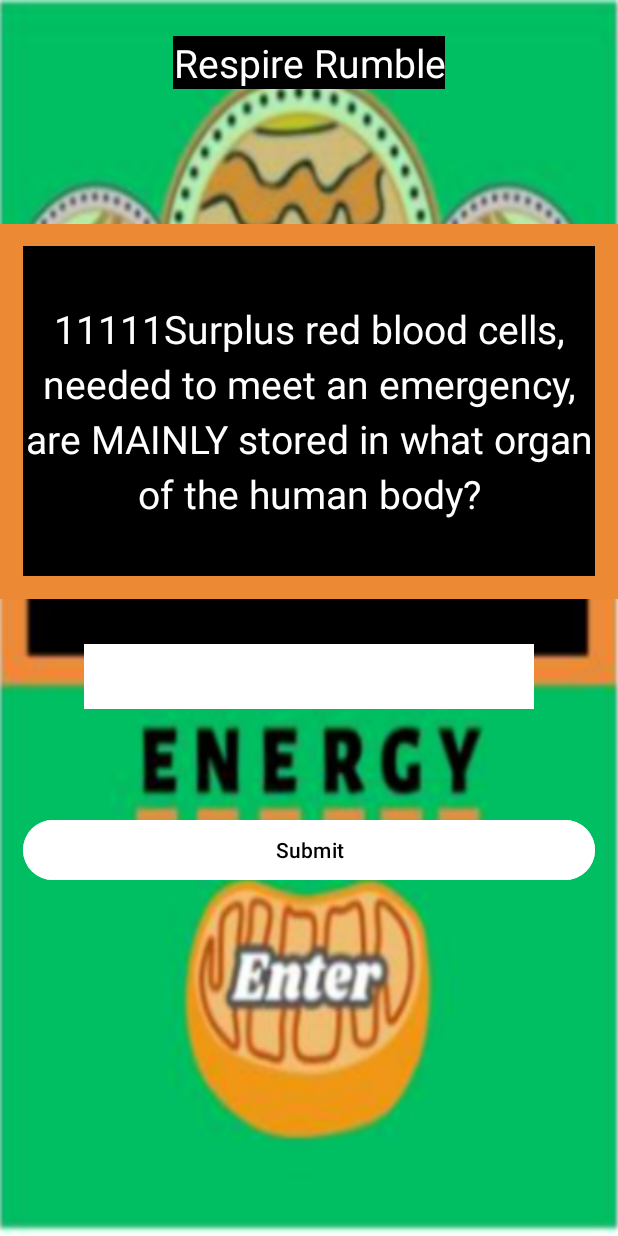
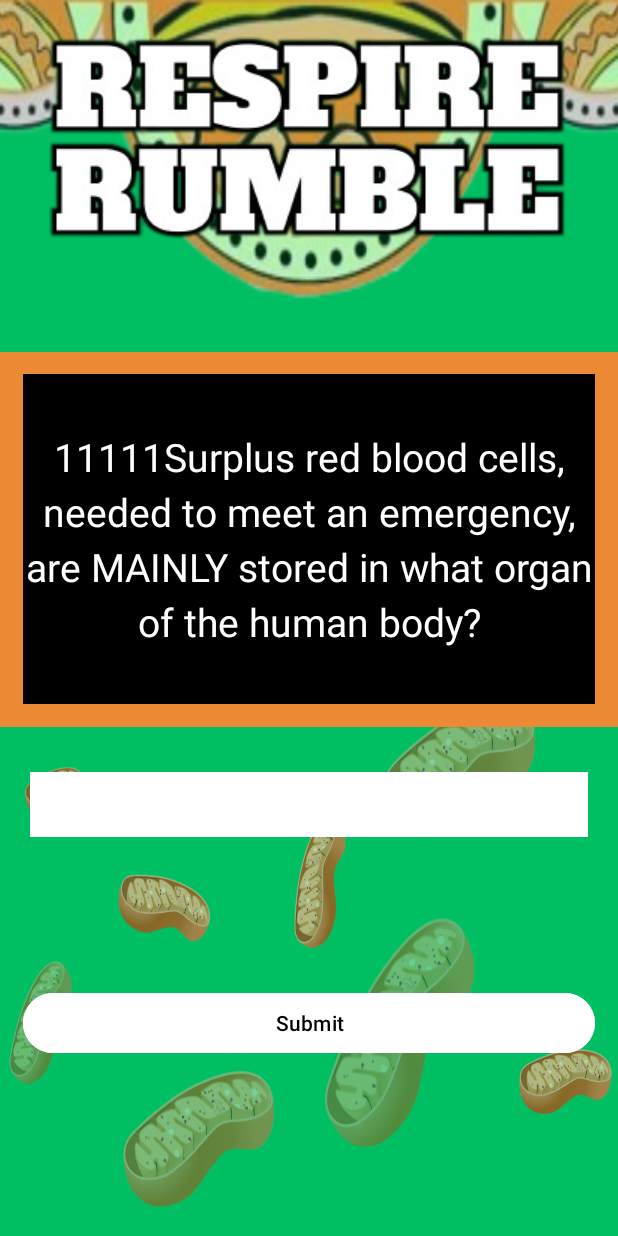
Before and after one commit to ezghou/MyQuizDemo, an Android app: the MainActivity screen opened directly, with no data from a screen before it, on a phone screen of 412 x 824 dp. Run offline under Robolectric (Android 15) with nearby library versions, the light colour scheme and no system bars.

Commit message:
Clean Up

```diff
--- a/app/src/main/res/layout/activity_difficulty.xml
+++ b/app/src/main/res/layout/activity_difficulty.xml
@@ -4,7 +4,7 @@
     android:orientation="vertical"
     android:layout_width="match_parent"
     android:layout_height="match_parent"
-    android:background="#4CAF50"
+    android:background="@drawable/respiredifficulty"
     tools:context=".SplashActivity">
 
     <TextView
@@ -12,14 +12,12 @@
         android:id="@+id/question_Text_View"
         android:textColor="#FFFF"
         android:textSize="26sp"
-        android:background="@drawable/image"
         android:layout_width="match_parent"
         android:layout_height="220dp"
         android:gravity="center"
         android:lineSpacingExtra="6dp"
         android:layout_marginHorizontal="15dp"
-        android:layout_marginVertical="20dp"
-        android:text="Guess Animals in English language">
+        android:layout_marginVertical="20dp">
 
 
     </TextView>
--- a/app/src/main/res/layout/activity_main.xml
+++ b/app/src/main/res/layout/activity_main.xml
@@ -6,7 +6,7 @@
     android:layout_width="match_parent"
     android:layout_height="match_parent"
     android:orientation="vertical"
-    android:background="@drawable/mainquiz"
+    android:background="@drawable/respiremaingame"
     tools:context=".MainActivity">
 
 
@@ -15,18 +15,17 @@
         android:id="@+id/title"
         android:textColor="#FFFF"
         android:textSize="26sp"
-        android:background="@color/black"
+        android:background="@drawable/respiretextheading"
         android:layout_width="wrap_content"
         android:layout_gravity="center"
         android:gravity="center"
         android:lineSpacingExtra="6dp"
         android:layout_marginHorizontal="15dp"
         android:layout_marginTop="24dp"
-        android:layout_height="wrap_content"
-        android:text="Respire Rumble" />
+        android:layout_height="wrap_content" />
 
     <LinearLayout
-        android:layout_marginTop="90dp"
+        android:layout_marginTop="75dp"
         android:layout_gravity="center"
         android:background="#EC8935"
         android:orientation="vertical"
@@ -44,8 +43,7 @@
             android:gravity="center"
             android:lineSpacingExtra="6dp"
             android:layout_marginHorizontal="15dp"
-            android:layout_height="220dp"
-            android:text="Guess Animals in English language" />
+            android:layout_height="220dp" />
 
     </LinearLayout>
 
@@ -57,11 +55,14 @@
         android:textColor="#332FA2"
         android:textSize="32sp"
         android:gravity="center"
+        android:maxLength="40"
         android:layout_gravity="center"
         android:layout_marginTop="30dp"
+        android:layout_marginHorizontal="20dp"
         android:background="@color/white"
-        android:layout_width="300dp"
-        android:layout_height="wrap_content"/>
+        android:layout_width="match_parent"
+        android:layout_height="wrap_content"
+        />
 
     <Button
         android:id="@+id/submit_Button"
@@ -70,6 +71,7 @@
         android:text="Submit"
         android:textColor="@color/black"
         android:backgroundTint="@color/white"
+        android:layout_marginTop="30dp"
         android:layout_marginHorizontal="15dp"
         >
 
--- a/app/src/main/res/layout/activity_splash.xml
+++ b/app/src/main/res/layout/activity_splash.xml
@@ -4,7 +4,7 @@
     android:orientation="vertical"
     android:layout_width="match_parent"
     android:layout_height="match_parent"
-    android:background="@drawable/image"
+    android:background="@drawable/respiresplash"
     tools:context=".SplashActivity">
 
 
```
Also changed, not shown: app/src/main/res/layout/activity_complete_level.xml (+3 -14 lines).
